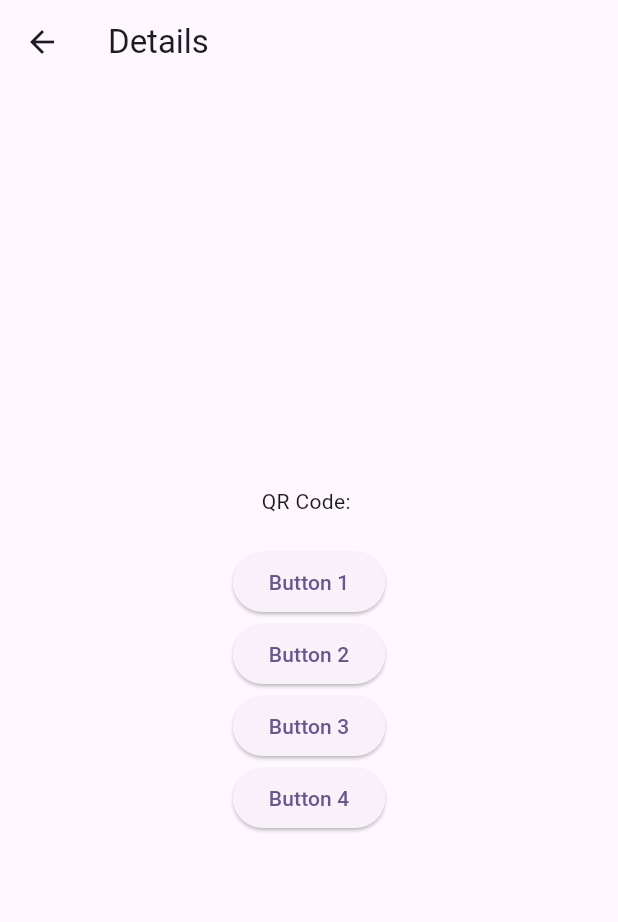
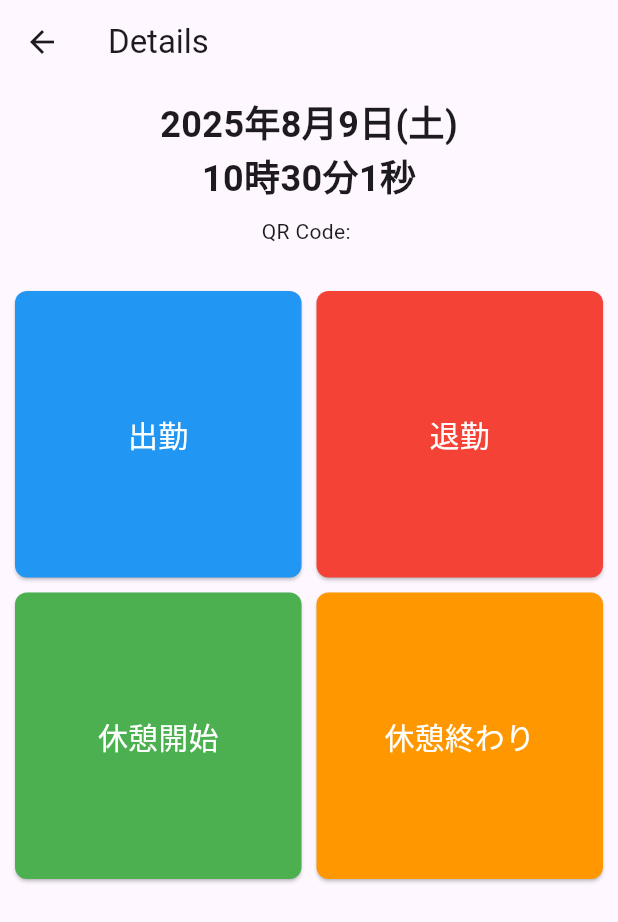
Before and after one commit to satoyan/demo_qr_scanner, a Flutter app: the DetailsScreen screen opened directly with empty values, on a phone screen of 412 x 824 dp. Shown: the top 922 px of the screen. Run offline on Flutter 3.47's test engine with Material 3 defaults, Android fonts, the phone set to English and light mode, and no system bars; our stand-ins replace go_router; missing offline and left inert: mobile_scanner.

Commit message:
Refactor: Extract date/time formatting to utility
Moved date and time formatting logic from DetailsScreen to a new utility file `lib/utils/date_time_formatter.dart` for better organization and reusability.
Updated DetailsScreen to utilize the new DateTimeFormatter class.

```diff
--- a/lib/details_screen.dart
+++ b/lib/details_screen.dart
@@ -1,41 +1,106 @@
 import 'package:flutter/material.dart';
+import 'dart:async'; // Import for Timer
+import 'package:demo_qr_scanner/utils/date_time_formatter.dart'; // Import for DateTimeFormatter
 
-class DetailsScreen extends StatelessWidget {
+class DetailsScreen extends StatefulWidget {
   const DetailsScreen({super.key, required this.qrCodeValue});
 
   final String qrCodeValue;
 
   @override
+  State<DetailsScreen> createState() => _DetailsScreenState();
+}
+
+class _DetailsScreenState extends State<DetailsScreen> {
+  late DateTime _currentTime;
+  late Timer _timer;
+
+  @override
+  void initState() {
+    super.initState();
+    _currentTime = DateTime.now();
+    _timer = Timer.periodic(const Duration(seconds: 1), (timer) {
+      setState(() {
+        _currentTime = DateTime.now();
+      });
+    });
+  }
+
+  @override
+  void dispose() {
+    _timer.cancel();
+    super.dispose();
+  }
+
+  Widget _buildSquareButton(BuildContext context, String text, Color color) {
+    return ElevatedButton(
+      onPressed: () {},
+      style: ElevatedButton.styleFrom(
+        backgroundColor: color, // Set background color
+        shape: RoundedRectangleBorder(borderRadius: BorderRadius.circular(8.0)),
+        padding: EdgeInsets.zero, // Remove default padding
+      ),
+      child: Center(
+        child: Text(
+          text,
+          textAlign: TextAlign.center,
+          style: const TextStyle(
+            fontSize: 20,
+            color: Colors.white,
+          ), // Ensure text is visible
+        ),
+      ),
+    );
+  }
+
+  @override
   Widget build(BuildContext context) {
     return Scaffold(
-      appBar: AppBar(
-        title: const Text('Details'),
+      appBar: AppBar(title: const Text('Details')),
+      body: Column(
+        children: [
+          Padding(
+            padding: const EdgeInsets.all(8.0),
+            child: Center(
+              child: Column(
+                mainAxisSize: MainAxisSize.min,
+                children: [
+                  Text(
+                    DateTimeFormatter.formatDate(_currentTime),
+                    style: const TextStyle(
+                      fontSize: 24,
+                      fontWeight: FontWeight.bold,
                     ),
-      body: Center(
-        child: Column(
-          mainAxisAlignment: MainAxisAlignment.center,
-          children: [
-            Text('QR Code: $qrCodeValue'),
-            const SizedBox(height: 20),
-            ElevatedButton(
-              onPressed: () {},
-              child: const Text('Button 1'),
                   ),
-            ElevatedButton(
-              onPressed: () {},
-              child: const Text('Button 2'),
+                  Text(
+                    DateTimeFormatter.formatTime(_currentTime),
+                    style: const TextStyle(
+                      fontSize: 24,
+                      fontWeight: FontWeight.bold,
                     ),
-            ElevatedButton(
-              onPressed: () {},
-              child: const Text('Button 3'),
-            ),
-            ElevatedButton(
-              onPressed: () {},
-              child: const Text('Button 4'),
                   ),
                 ],
               ),
             ),
+          ),
+          Text('QR Code: ${widget.qrCodeValue}'),
+          const SizedBox(height: 20),
+          Expanded(
+            child: GridView.count(
+              crossAxisCount: 2,
+              crossAxisSpacing: 10,
+              mainAxisSpacing: 10,
+              padding: const EdgeInsets.all(10),
+              children: [
+                _buildSquareButton(context, '出勤', Colors.blue),
+                _buildSquareButton(context, '退勤', Colors.red),
+                _buildSquareButton(context, '休憩開始', Colors.green),
+                _buildSquareButton(context, '休憩終わり', Colors.orange),
+              ],
+            ),
+          ),
+        ],
+      ),
     );
   }
 }
--- a/lib/main.dart
+++ b/lib/main.dart
@@ -2,8 +2,11 @@ import 'package:demo_qr_scanner/details_screen.dart';
 import 'package:demo_qr_scanner/qr_scanner_screen.dart';
 import 'package:flutter/material.dart';
 import 'package:go_router/go_router.dart';
+import 'package:intl/date_symbol_data_local.dart'; // Import for initializeDateFormatting
 
-void main() {
+void main() async { // Make main async
+  WidgetsFlutterBinding.ensureInitialized(); // Ensure Flutter binding is initialized
+  await initializeDateFormatting('ja', null); // Initialize date formatting for Japanese locale
   runApp(const MyApp());
 }
 
--- /dev/null
+++ b/lib/utils/date_time_formatter.dart
@@ -0,0 +1,11 @@
+import 'package:intl/intl.dart';
+
+class DateTimeFormatter {
+  static String formatDate(DateTime dateTime) {
+    return DateFormat('y年M月d日(E)', 'ja').format(dateTime);
+  }
+
+  static String formatTime(DateTime dateTime) {
+    return DateFormat('H時m分s秒', 'ja').format(dateTime);
+  }
+}
--- a/pubspec.yaml
+++ b/pubspec.yaml
@@ -36,6 +36,7 @@ dependencies:
   cupertino_icons: ^1.0.8
   mobile_scanner: ^5.1.1
   go_router: ^14.2.0
+  intl: ^0.19.0
 
 dev_dependencies:
   flutter_test:
```
Also changed, not shown: pubspec.lock. Lines whose indentation alone changed are shown as unchanged.
